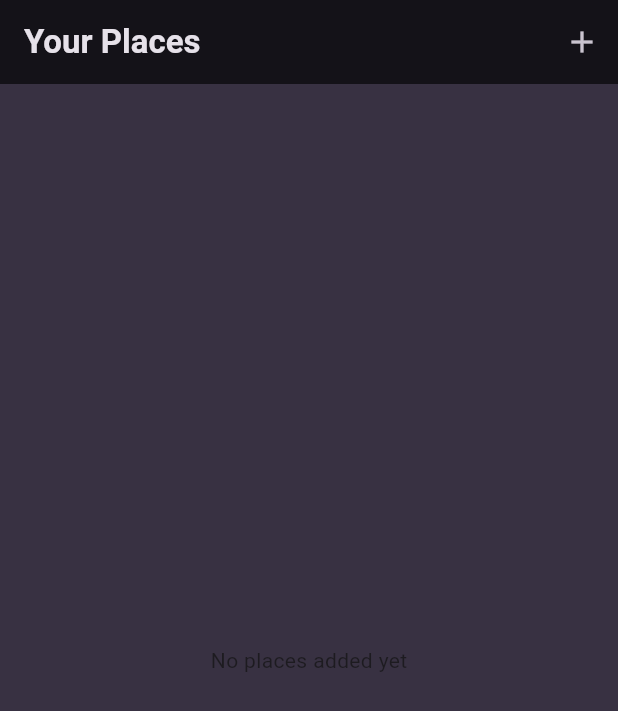
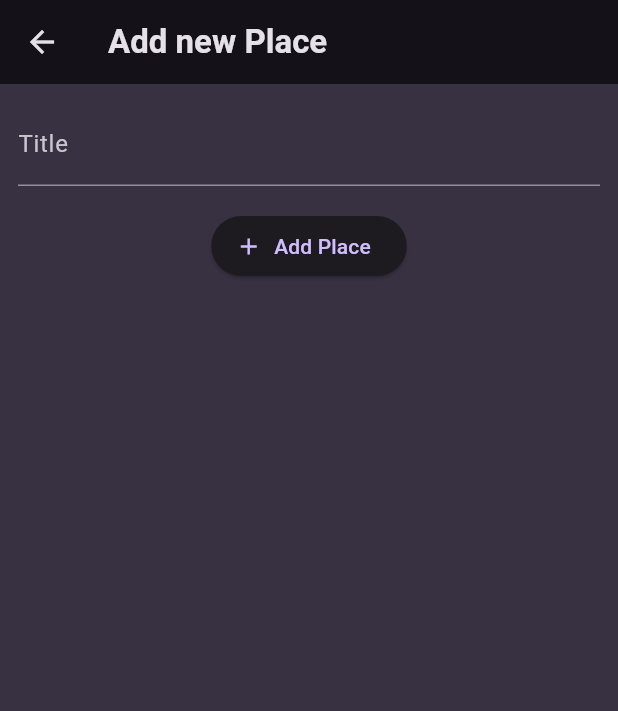
Before and after one commit to EvanSimon/favorite_places, a Flutter app: the screen it shows after launch, after a tap on the "add" icon, on a phone screen of 412 x 824 dp. Shown: the top 711 px of the screen. Run offline on Flutter 3.47's test engine with Material 3 defaults, Android fonts, the phone set to English and light mode, and no system bars; our stand-ins replace flutter_riverpod, google_fonts.

Commit message:
Adding RiverPod and Adding Places to list

```diff
--- a/lib/main.dart
+++ b/lib/main.dart
@@ -1,5 +1,6 @@
 import 'package:favorite_places/screens/places.dart';
 import 'package:flutter/material.dart';
+import 'package:flutter_riverpod/flutter_riverpod.dart';
 
 import 'package:google_fonts/google_fonts.dart';
 
@@ -28,7 +29,9 @@ final theme = ThemeData().copyWith(
 
 void main() {
   runApp(
-    const MyApp(),
+    const ProviderScope(
+      child: MyApp(),
+    ),
   );
 }
 
--- /dev/null
+++ b/lib/providers/user_places.dart
@@ -0,0 +1,15 @@
+import 'package:favorite_places/models/place.dart';
+import 'package:flutter_riverpod/flutter_riverpod.dart';
+
+class UserPlacesNotifier extends StateNotifier<List<Place>> {
+  UserPlacesNotifier() : super(const []);
+
+  void addPlace(String title) {
+    final newPlace = Place(title: title);
+    state = [newPlace, ...state];
+  }
+}
+
+final userPlacesProvider = StateNotifierProvider<UserPlacesNotifier, List<Place>>(
+  (ref) => UserPlacesNotifier(),
+);
--- /dev/null
+++ b/lib/screens/add_place.dart
@@ -0,0 +1,66 @@
+import 'package:favorite_places/providers/user_places.dart';
+import 'package:flutter/material.dart';
+import 'package:flutter_riverpod/flutter_riverpod.dart';
+
+class AddPlaceScreen extends ConsumerStatefulWidget {
+  const AddPlaceScreen({super.key});
+
+  @override
+  ConsumerState<AddPlaceScreen> createState() {
+    return _AddPlaceScreenState();
+  }
+}
+
+class _AddPlaceScreenState extends ConsumerState<AddPlaceScreen> {
+  final _titleController = TextEditingController();
+
+  void _savePlace() {
+    final enteredTitle = _titleController.text;
+
+    if (enteredTitle.isEmpty) {
+      return;
+    }
+
+    ref.read(userPlacesProvider.notifier).addPlace(enteredTitle);
+
+    Navigator.of(context).pop();
+  }
+
+  @override
+  void dispose() {
+    _titleController.dispose();
+    super.dispose();
+  }
+
+  @override
+  Widget build(BuildContext context) {
+    return Scaffold(
+      appBar: AppBar(
+        title: const Text('Add new Place'),
+      ),
+      body: SingleChildScrollView(
+        padding: const EdgeInsets.all(12),
+        child: Column(
+          children: [
+            TextField(
+              decoration: const InputDecoration(
+                labelText: 'Title',
+              ),
+              controller: _titleController,
+              style: TextStyle(
+                color: Theme.of(context).colorScheme.onBackground,
+              ),
+            ),
+            const SizedBox(
+              height: 16,
+            ),
+            ElevatedButton.icon(
+                onPressed: _savePlace,
+                icon: const Icon(Icons.add),
+                label: const Text('Add Place'))
+          ],
+        ),
+      ),
+    );
+  }
+}
--- a/lib/screens/places.dart
+++ b/lib/screens/places.dart
@@ -1,23 +1,35 @@
+import 'package:flutter/material.dart';
+import 'package:flutter_riverpod/flutter_riverpod.dart';
+
+import 'package:favorite_places/screens/add_place.dart';
 import 'package:favorite_places/widgets/places_list.dart';
-import 'package:flutter/material.dart';
+import 'package:favorite_places/providers/user_places.dart';
 
-class PlacesScreen extends StatelessWidget {
+class PlacesScreen extends ConsumerWidget {
   const PlacesScreen({super.key});
 
   @override
-  Widget build(BuildContext context) {
+  Widget build(BuildContext context, WidgetRef ref) {
+    final userPlaces = ref.watch(userPlacesProvider);
+
     return Scaffold(
       appBar: AppBar(
         title: const Text('Your Places'),
         actions: [
           IconButton(
-            onPressed: () {},
             icon: const Icon(Icons.add),
+            onPressed: () {
+              Navigator.of(context).push(
+                MaterialPageRoute(
+                  builder: (ctx) => const AddPlaceScreen(),
+                ),
+              );
+            },
           ),
         ],
       ),
       body: PlacesList(
-        places: [],
+        places: userPlaces,
       ),
     );
   }
--- a/lib/widgets/places_list.dart
+++ b/lib/widgets/places_list.dart
@@ -9,8 +9,13 @@ class PlacesList extends StatelessWidget {
   @override
   Widget build(BuildContext context) {
     if (places.isEmpty) {
-      return const Center(
-        child: Text('No places added yet'),
+      return Center(
+        child: Text(
+          'No places added yet',
+          style: Theme.of(context).textTheme.bodyLarge!.copyWith(
+                color: Theme.of(context).colorScheme.onBackground,
+              ),
+        ),
       );
     }
 
--- a/pubspec.yaml
+++ b/pubspec.yaml
@@ -37,6 +37,7 @@ dependencies:
   cupertino_icons: ^1.0.2
   google_fonts: ^6.1.0
   uuid: ^4.2.2
+  flutter_riverpod: ^2.4.9
 
 dev_dependencies:
   flutter_test:
```
Also changed, not shown: pubspec.lock.
